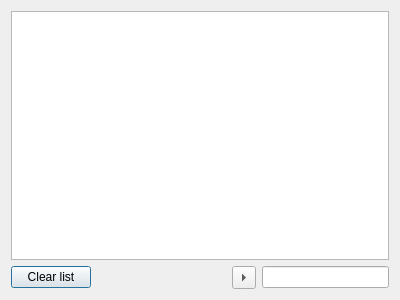
Qt form ui/DownloadsDialog.ui (tizbac/qtlobby) before a commit.
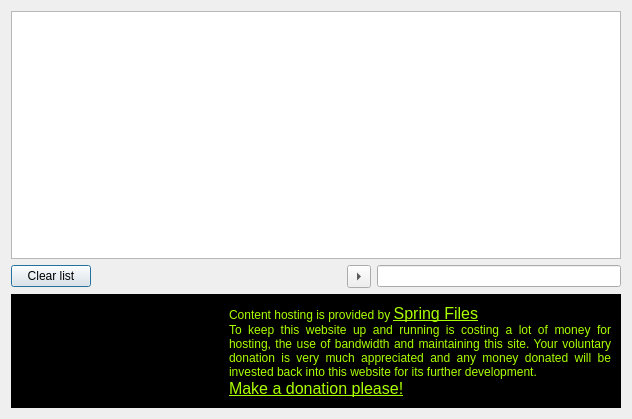
The same form after that commit. Icons and pictures are not drawn.

Commit message: Jobjol.nl credits in downloads widget

```diff
--- a/ui/DownloadsDialog.ui
+++ b/ui/DownloadsDialog.ui
@@ -6,8 +6,8 @@
    <rect>
     <x>0</x>
     <y>0</y>
-    <width>400</width>
-    <height>300</height>
+    <width>632</width>
+    <height>419</height>
    </rect>
   </property>
   <property name="windowTitle">
@@ -18,6 +18,25 @@
     <normaloff>:/icons/download_map.xpm</normaloff>:/icons/download_map.xpm</iconset>
   </property>
   <layout class="QGridLayout" name="gridLayout">
+   <item row="0" column="0" colspan="4">
+    <widget class="QTableView" name="downloadsTableView">
+     <property name="alternatingRowColors">
+      <bool>true</bool>
+     </property>
+     <property name="selectionBehavior">
+      <enum>QAbstractItemView::SelectRows</enum>
+     </property>
+     <property name="showGrid">
+      <bool>false</bool>
+     </property>
+     <attribute name="horizontalHeaderVisible">
+      <bool>true</bool>
+     </attribute>
+     <attribute name="verticalHeaderVisible">
+      <bool>false</bool>
+     </attribute>
+    </widget>
+   </item>
    <item row="1" column="0">
     <widget class="QPushButton" name="clearPushButton">
      <property name="text">
@@ -54,29 +73,472 @@
    <item row="1" column="3">
     <widget class="QLineEdit" name="filterLineEdit"/>
    </item>
-   <item row="0" column="0" colspan="4">
-    <widget class="QTableView" name="downloadsTableView">
-     <property name="alternatingRowColors">
+   <item row="2" column="0" colspan="4">
+    <widget class="QFrame" name="frame">
+     <property name="palette">
+      <palette>
+       <active>
+        <colorrole role="WindowText">
+         <brush brushstyle="SolidPattern">
+          <color alpha="255">
+           <red>255</red>
+           <green>255</green>
+           <blue>255</blue>
+          </color>
+         </brush>
+        </colorrole>
+        <colorrole role="Button">
+         <brush brushstyle="SolidPattern">
+          <color alpha="255">
+           <red>0</red>
+           <green>0</green>
+           <blue>0</blue>
+          </color>
+         </brush>
+        </colorrole>
+        <colorrole role="Light">
+         <brush brushstyle="SolidPattern">
+          <color alpha="255">
+           <red>0</red>
+           <green>0</green>
+           <blue>0</blue>
+          </color>
+         </brush>
+        </colorrole>
+        <colorrole role="Midlight">
+         <brush brushstyle="SolidPattern">
+          <color alpha="255">
+           <red>0</red>
+           <green>0</green>
+           <blue>0</blue>
+          </color>
+         </brush>
+        </colorrole>
+        <colorrole role="Dark">
+         <brush brushstyle="SolidPattern">
+          <color alpha="255">
+           <red>0</red>
+           <green>0</green>
+           <blue>0</blue>
+          </color>
+         </brush>
+        </colorrole>
+        <colorrole role="Mid">
+         <brush brushstyle="SolidPattern">
+          <color alpha="255">
+           <red>0</red>
+           <green>0</green>
+           <blue>0</blue>
+          </color>
+         </brush>
+        </colorrole>
+        <colorrole role="Text">
+         <brush brushstyle="SolidPattern">
+          <color alpha="255">
+           <red>255</red>
+           <green>255</green>
+           <blue>255</blue>
+          </color>
+         </brush>
+        </colorrole>
+        <colorrole role="BrightText">
+         <brush brushstyle="SolidPattern">
+          <color alpha="255">
+           <red>255</red>
+           <green>255</green>
+           <blue>255</blue>
+          </color>
+         </brush>
+        </colorrole>
+        <colorrole role="ButtonText">
+         <brush brushstyle="SolidPattern">
+          <color alpha="255">
+           <red>255</red>
+           <green>255</green>
+           <blue>255</blue>
+          </color>
+         </brush>
+        </colorrole>
+        <colorrole role="Base">
+         <brush brushstyle="SolidPattern">
+          <color alpha="255">
+           <red>0</red>
+           <green>0</green>
+           <blue>0</blue>
+          </color>
+         </brush>
+        </colorrole>
+        <colorrole role="Window">
+         <brush brushstyle="SolidPattern">
+          <color alpha="255">
+           <red>0</red>
+           <green>0</green>
+           <blue>0</blue>
+          </color>
+         </brush>
+        </colorrole>
+        <colorrole role="Shadow">
+         <brush brushstyle="SolidPattern">
+          <color alpha="255">
+           <red>0</red>
+           <green>0</green>
+           <blue>0</blue>
+          </color>
+         </brush>
+        </colorrole>
+        <colorrole role="AlternateBase">
+         <brush brushstyle="SolidPattern">
+          <color alpha="255">
+           <red>0</red>
+           <green>0</green>
+           <blue>0</blue>
+          </color>
+         </brush>
+        </colorrole>
+        <colorrole role="ToolTipBase">
+         <brush brushstyle="SolidPattern">
+          <color alpha="255">
+           <red>255</red>
+           <green>255</green>
+           <blue>220</blue>
+          </color>
+         </brush>
+        </colorrole>
+        <colorrole role="ToolTipText">
+         <brush brushstyle="SolidPattern">
+          <color alpha="255">
+           <red>0</red>
+           <green>0</green>
+           <blue>0</blue>
+          </color>
+         </brush>
+        </colorrole>
+       </active>
+       <inactive>
+        <colorrole role="WindowText">
+         <brush brushstyle="SolidPattern">
+          <color alpha="255">
+           <red>255</red>
+           <green>255</green>
+           <blue>255</blue>
+          </color>
+         </brush>
+        </colorrole>
+        <colorrole role="Button">
+         <brush brushstyle="SolidPattern">
+          <color alpha="255">
+           <red>0</red>
+           <green>0</green>
+           <blue>0</blue>
+          </color>
+         </brush>
+        </colorrole>
+        <colorrole role="Light">
+         <brush brushstyle="SolidPattern">
+          <color alpha="255">
+           <red>0</red>
+           <green>0</green>
+           <blue>0</blue>
+          </color>
+         </brush>
+        </colorrole>
+        <colorrole role="Midlight">
+         <brush brushstyle="SolidPattern">
+          <color alpha="255">
+           <red>0</red>
+           <green>0</green>
+           <blue>0</blue>
+          </color>
+         </brush>
+        </colorrole>
+        <colorrole role="Dark">
+         <brush brushstyle="SolidPattern">
+          <color alpha="255">
+           <red>0</red>
+           <green>0</green>
+           <blue>0</blue>
+          </color>
+         </brush>
+        </colorrole>
+        <colorrole role="Mid">
+         <brush brushstyle="SolidPattern">
+          <color alpha="255">
+           <red>0</red>
+           <green>0</green>
+           <blue>0</blue>
+          </color>
+         </brush>
+        </colorrole>
+        <colorrole role="Text">
+         <brush brushstyle="SolidPattern">
+          <color alpha="255">
+           <red>255</red>
+           <green>255</green>
+           <blue>255</blue>
+          </color>
+         </brush>
+        </colorrole>
+        <colorrole role="BrightText">
+         <brush brushstyle="SolidPattern">
+          <color alpha="255">
+           <red>255</red>
+           <green>255</green>
+           <blue>255</blue>
+          </color>
+         </brush>
+        </colorrole>
+        <colorrole role="ButtonText">
+         <brush brushstyle="SolidPattern">
+          <color alpha="255">
+           <red>255</red>
+           <green>255</green>
+           <blue>255</blue>
+          </color>
+         </brush>
+        </colorrole>
+        <colorrole role="Base">
+         <brush brushstyle="SolidPattern">
+          <color alpha="255">
+           <red>0</red>
+           <green>0</green>
+           <blue>0</blue>
+          </color>
+         </brush>
+        </colorrole>
+        <colorrole role="Window">
+         <brush brushstyle="SolidPattern">
+          <color alpha="255">
+           <red>0</red>
+           <green>0</green>
+           <blue>0</blue>
+          </color>
+         </brush>
+        </colorrole>
+        <colorrole role="Shadow">
+         <brush brushstyle="SolidPattern">
+          <color alpha="255">
+           <red>0</red>
+           <green>0</green>
+           <blue>0</blue>
+          </color>
+         </brush>
+        </colorrole>
+        <colorrole role="AlternateBase">
+         <brush brushstyle="SolidPattern">
+          <color alpha="255">
+           <red>0</red>
+           <green>0</green>
+           <blue>0</blue>
+          </color>
+         </brush>
+        </colorrole>
+        <colorrole role="ToolTipBase">
+         <brush brushstyle="SolidPattern">
+          <color alpha="255">
+           <red>255</red>
+           <green>255</green>
+           <blue>220</blue>
+          </color>
+         </brush>
+        </colorrole>
+        <colorrole role="ToolTipText">
+         <brush brushstyle="SolidPattern">
+          <color alpha="255">
+           <red>0</red>
+           <green>0</green>
+           <blue>0</blue>
+          </color>
+         </brush>
+        </colorrole>
+       </inactive>
+       <disabled>
+        <colorrole role="WindowText">
+         <brush brushstyle="SolidPattern">
+          <color alpha="255">
+           <red>0</red>
+           <green>0</green>
+           <blue>0</blue>
+          </color>
+         </brush>
+        </colorrole>
+        <colorrole role="Button">
+         <brush brushstyle="SolidPattern">
+          <color alpha="255">
+           <red>0</red>
+           <green>0</green>
+           <blue>0</blue>
+          </color>
+         </brush>
+        </colorrole>
+        <colorrole role="Light">
+         <brush brushstyle="SolidPattern">
+          <color alpha="255">
+           <red>0</red>
+           <green>0</green>
+           <blue>0</blue>
+          </color>
+         </brush>
+        </colorrole>
+        <colorrole role="Midlight">
+         <brush brushstyle="SolidPattern">
+          <color alpha="255">
+           <red>0</red>
+           <green>0</green>
+           <blue>0</blue>
+          </color>
+         </brush>
+        </colorrole>
+        <colorrole role="Dark">
+         <brush brushstyle="SolidPattern">
+          <color alpha="255">
+           <red>0</red>
+           <green>0</green>
+           <blue>0</blue>
+          </color>
+         </brush>
+        </colorrole>
+        <colorrole role="Mid">
+         <brush brushstyle="SolidPattern">
+          <color alpha="255">
+           <red>0</red>
+           <green>0</green>
+           <blue>0</blue>
+          </color>
+         </brush>
+        </colorrole>
+        <colorrole role="Text">
+         <brush brushstyle="SolidPattern">
+          <color alpha="255">
+           <red>0</red>
+           <green>0</green>
+           <blue>0</blue>
+          </color>
+         </brush>
+        </colorrole>
+        <colorrole role="BrightText">
+         <brush brushstyle="SolidPattern">
+          <color alpha="255">
+           <red>255</red>
+           <green>255</green>
+           <blue>255</blue>
+          </color>
+         </brush>
+        </colorrole>
+        <colorrole role="ButtonText">
+         <brush brushstyle="SolidPattern">
+          <color alpha="255">
+           <red>0</red>
+           <green>0</green>
+           <blue>0</blue>
+          </color>
+         </brush>
+        </colorrole>
+        <colorrole role="Base">
+         <brush brushstyle="SolidPattern">
+          <color alpha="255">
+           <red>0</red>
+           <green>0</green>
+           <blue>0</blue>
+          </color>
+         </brush>
+        </colorrole>
+        <colorrole role="Window">
+         <brush brushstyle="SolidPattern">
+          <color alpha="255">
+           <red>0</red>
+           <green>0</green>
+           <blue>0</blue>
+          </color>
+         </brush>
+        </colorrole>
+        <colorrole role="Shadow">
+         <brush brushstyle="SolidPattern">
+          <color alpha="255">
+           <red>0</red>
+           <green>0</green>
+           <blue>0</blue>
+          </color>
+         </brush>
+        </colorrole>
+        <colorrole role="AlternateBase">
+         <brush brushstyle="SolidPattern">
+          <color alpha="255">
+           <red>0</red>
+           <green>0</green>
+           <blue>0</blue>
+          </color>
+         </brush>
+        </colorrole>
+        <colorrole role="ToolTipBase">
+         <brush brushstyle="SolidPattern">
+          <color alpha="255">
+           <red>255</red>
+           <green>255</green>
+           <blue>220</blue>
+          </color>
+         </brush>
+        </colorrole>
+        <colorrole role="ToolTipText">
+         <brush brushstyle="SolidPattern">
+          <color alpha="255">
+           <red>0</red>
+           <green>0</green>
+           <blue>0</blue>
+          </color>
+         </brush>
+        </colorrole>
+       </disabled>
+      </palette>
+     </property>
+     <property name="autoFillBackground">
       <bool>true</bool>
      </property>
-     <property name="selectionBehavior">
-      <enum>QAbstractItemView::SelectRows</enum>
+     <property name="frameShape">
+      <enum>QFrame::StyledPanel</enum>
      </property>
-     <property name="showGrid">
-      <bool>false</bool>
+     <property name="frameShadow">
+      <enum>QFrame::Raised</enum>
      </property>
-     <attribute name="horizontalHeaderVisible">
-      <bool>true</bool>
-     </attribute>
-     <attribute name="verticalHeaderVisible">
-      <bool>false</bool>
-     </attribute>
-     <attribute name="verticalHeaderVisible">
-      <bool>false</bool>
-     </attribute>
-     <attribute name="horizontalHeaderVisible">
-      <bool>true</bool>
-     </attribute>
+     <layout class="QHBoxLayout" name="horizontalLayout">
+      <item>
+       <widget class="QLabel" name="jobjolLogoLabel">
+        <property name="maximumSize">
+         <size>
+          <width>202</width>
+          <height>16777215</height>
+         </size>
+        </property>
+        <property name="text">
+         <string/>
+        </property>
+        <property name="pixmap">
+         <pixmap resource="../resources.qrc">:/icons/logos/jobjol/logo0.jpg</pixmap>
+        </property>
+       </widget>
+      </item>
+      <item>
+       <widget class="QLabel" name="label_2">
+        <property name="text">
+         <string>&lt;!DOCTYPE HTML PUBLIC &quot;-//W3C//DTD HTML 4.0//EN&quot; &quot;http://www.w3.org/TR/REC-html40/strict.dtd&quot;&gt;
+&lt;html&gt;&lt;head&gt;&lt;meta name=&quot;qrichtext&quot; content=&quot;1&quot; /&gt;&lt;style type=&quot;text/css&quot;&gt;
+p, li { white-space: pre-wrap; }
+&lt;/style&gt;&lt;/head&gt;&lt;body style=&quot; font-family:'DejaVu Sans'; font-size:9pt; font-weight:400; font-style:normal;&quot;&gt;
+&lt;p style=&quot; margin-top:0px; margin-bottom:0px; margin-left:0px; margin-right:0px; -qt-block-indent:0; text-indent:0px;&quot;&gt;&lt;span style=&quot; color:#aaff00;&quot;&gt;Content hosting is provided by &lt;/span&gt;&lt;a href=&quot;http://spring.jobjol.nl/&quot;&gt;&lt;span style=&quot; font-size:12pt; text-decoration: underline; color:#aaff00;&quot;&gt;Spring Files&lt;/span&gt;&lt;/a&gt;&lt;/p&gt;
+&lt;p style=&quot; margin-top:0px; margin-bottom:0px; margin-left:0px; margin-right:0px; -qt-block-indent:0; text-indent:0px;&quot;&gt;&lt;span style=&quot; color:#aaff00;&quot;&gt;To keep this website up and running is costing a lot of money for hosting, the use of bandwidth and maintaining this site. Your voluntary donation is very much appreciated and any money donated will be invested back into this website for its further development. &lt;/span&gt;&lt;/p&gt;
+&lt;p style=&quot; margin-top:0px; margin-bottom:0px; margin-left:0px; margin-right:0px; -qt-block-indent:0; text-indent:0px;&quot;&gt;&lt;a href=&quot;http://spring.jobjol.nl/donate.php&quot;&gt;&lt;span style=&quot; font-size:12pt; text-decoration: underline; color:#aaff00;&quot;&gt;Make a donation please!&lt;/span&gt;&lt;/a&gt;&lt;/p&gt;&lt;/body&gt;&lt;/html&gt;</string>
+        </property>
+        <property name="alignment">
+         <set>Qt::AlignJustify|Qt::AlignVCenter</set>
+        </property>
+        <property name="wordWrap">
+         <bool>true</bool>
+        </property>
+        <property name="openExternalLinks">
+         <bool>true</bool>
+        </property>
+       </widget>
+      </item>
+     </layout>
     </widget>
    </item>
   </layout>
```
The commit also changes 3 other files.
